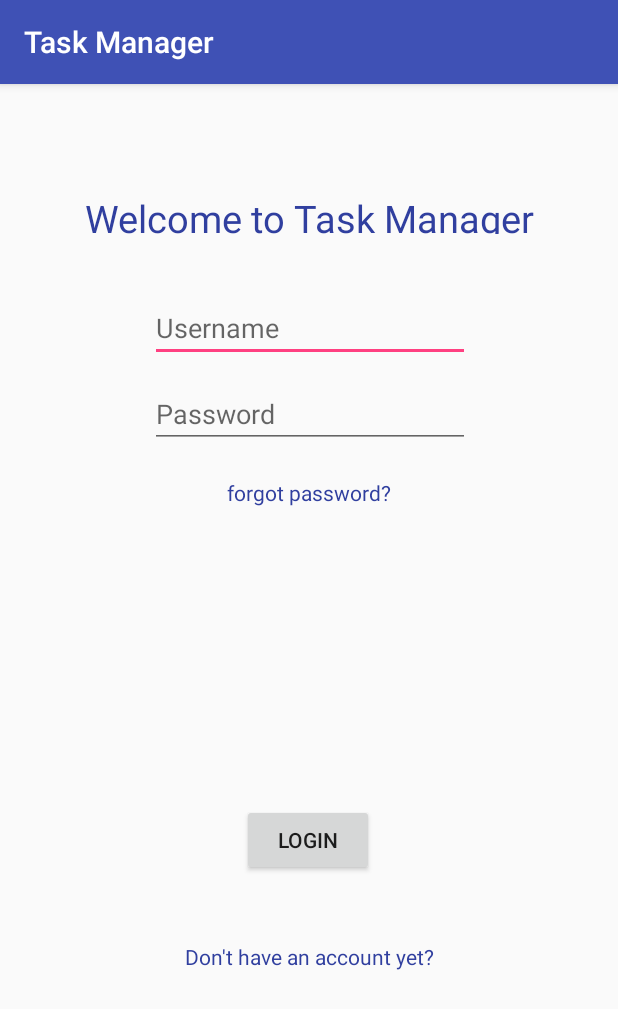
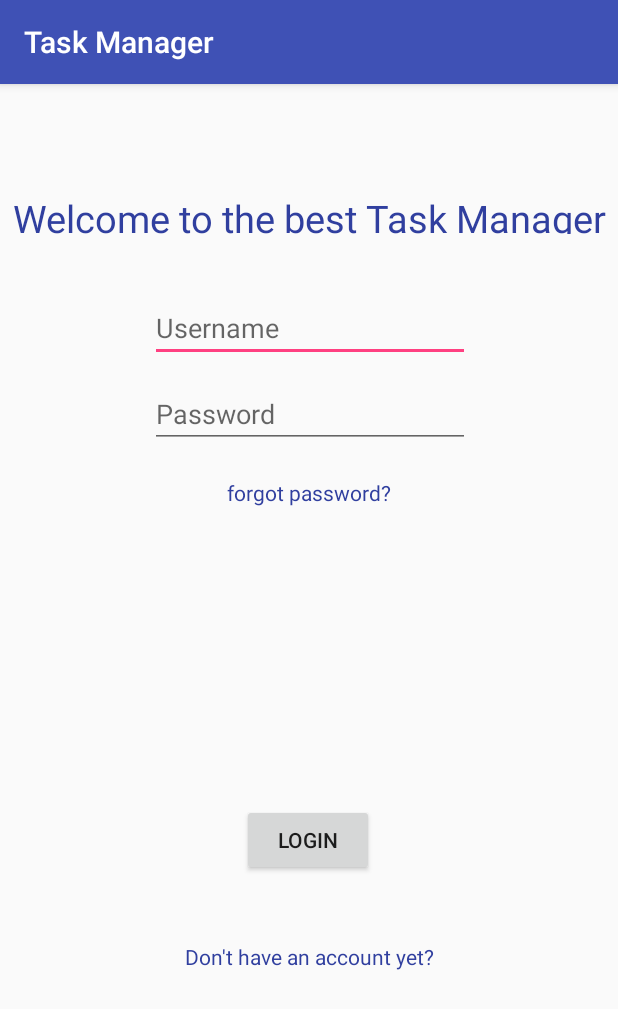
Before and after one commit to SudoKudo/Task-Manager, an Android app: the screen it shows after launch (LoginActivity), on a phone screen of 412 x 824 dp. Shown: the top 1009 px of the screen. Run offline under Robolectric (Android 15) with nearby library versions, the phone set to English and light mode, and no system bars; our stand-ins replace Volley.

Commit message:
test change

```diff
--- a/Mobile App/Task Manager/app/src/main/res/layout/activity_login.xml
+++ b/Mobile App/Task Manager/app/src/main/res/layout/activity_login.xml
@@ -10,7 +10,7 @@
         android:id="@+id/WCTitle"
         android:layout_width="wrap_content"
         android:layout_height="28dp"
-        android:text="Welcome to Task Manager"
+        android:text="Welcome to the best Task Manager"
         android:textColor="@color/colorPrimaryDark"
         android:textSize="25sp"
         app:layout_constraintBottom_toBottomOf="parent"
```
